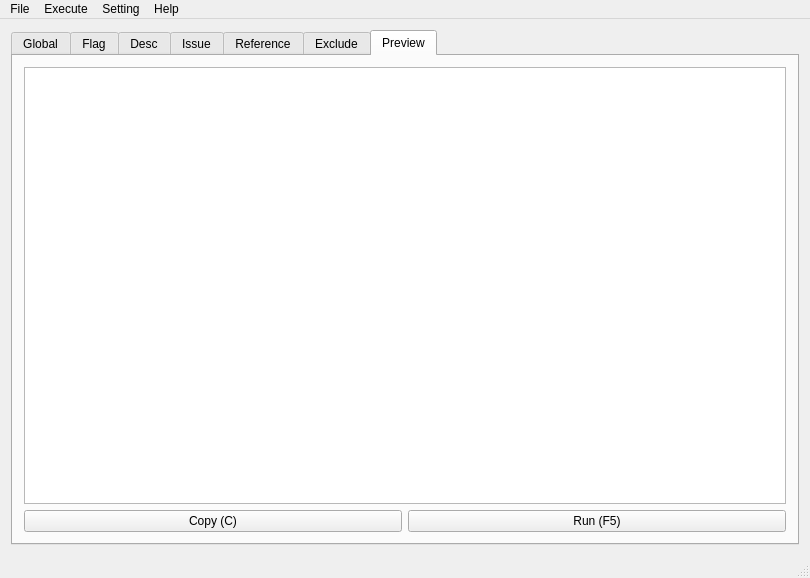
Above: Symmary Commenter/mainwindow.ui from jopemachine-playground/Summary-Commenter before the change. Below: the same form after it.
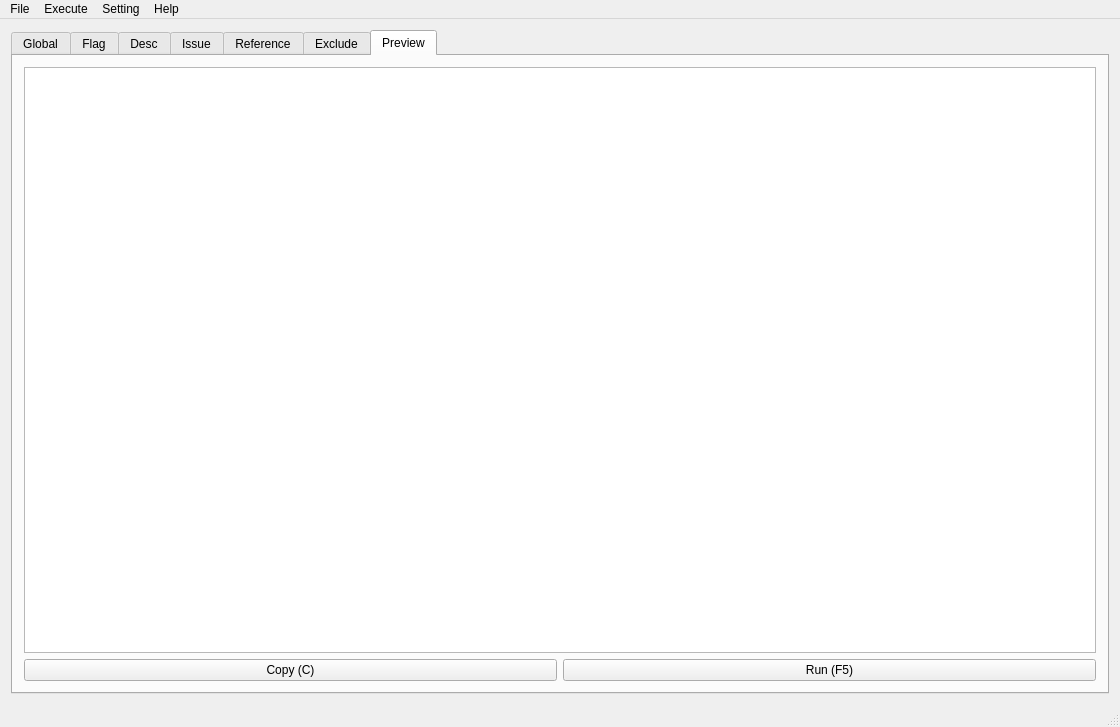
That is the form after the change. The open tabs and pages were chosen to show the change. Icons and pictures are not drawn.

Commit message: URL Numbering 버튼 추가

```diff
--- a/Symmary Commenter/mainwindow.ui
+++ b/Symmary Commenter/mainwindow.ui
@@ -6,8 +6,8 @@
    <rect>
     <x>0</x>
     <y>0</y>
-    <width>810</width>
-    <height>578</height>
+    <width>1120</width>
+    <height>727</height>
    </rect>
   </property>
   <property name="windowTitle">
@@ -824,6 +824,9 @@
             <property name="styleSheet">
              <string notr="true"/>
             </property>
+            <property name="readOnly">
+             <bool>true</bool>
+            </property>
            </widget>
           </item>
           <item>
@@ -857,7 +860,7 @@
     <rect>
      <x>0</x>
      <y>0</y>
-     <width>810</width>
+     <width>1120</width>
      <height>21</height>
     </rect>
    </property>
```
Left out of the diff: 6 changed lines with no effect on the pictures. The commit also changes 7 other files.
